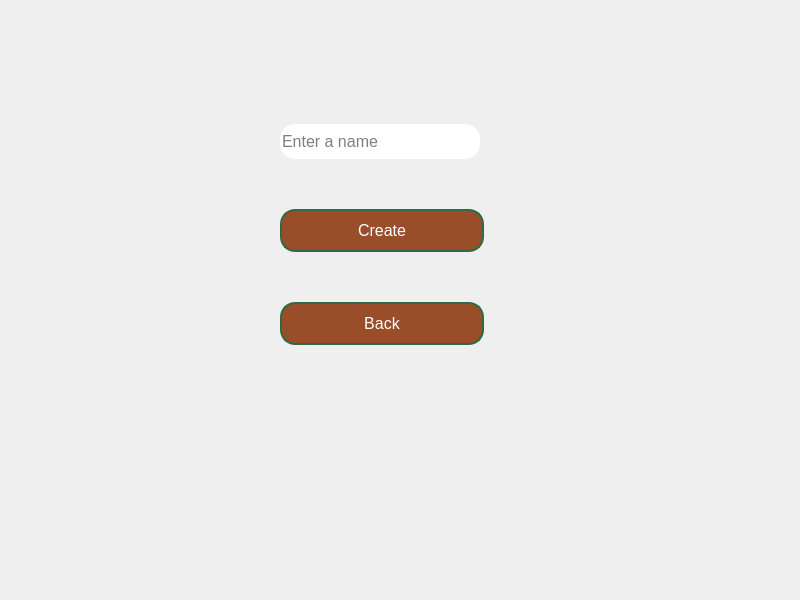
Old version of the form client/view/create_room.ui in the repository jmdieguez/QuackGame.
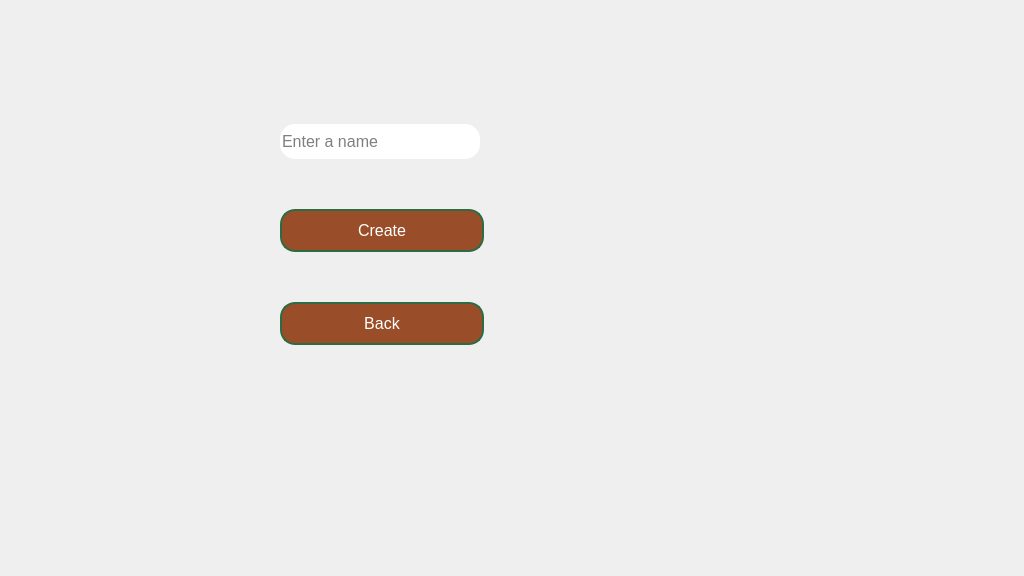
New version of the form.

What changed in the file:
```diff
--- a/client/view/create_room.ui
+++ b/client/view/create_room.ui
@@ -9,8 +9,8 @@
    <rect>
     <x>0</x>
     <y>0</y>
-    <width>800</width>
-    <height>600</height>
+    <width>1024</width>
+    <height>576</height>
    </rect>
   </property>
   <property name="font">
```
Left out of the diff: 2 changed lines with no effect on the pictures.
